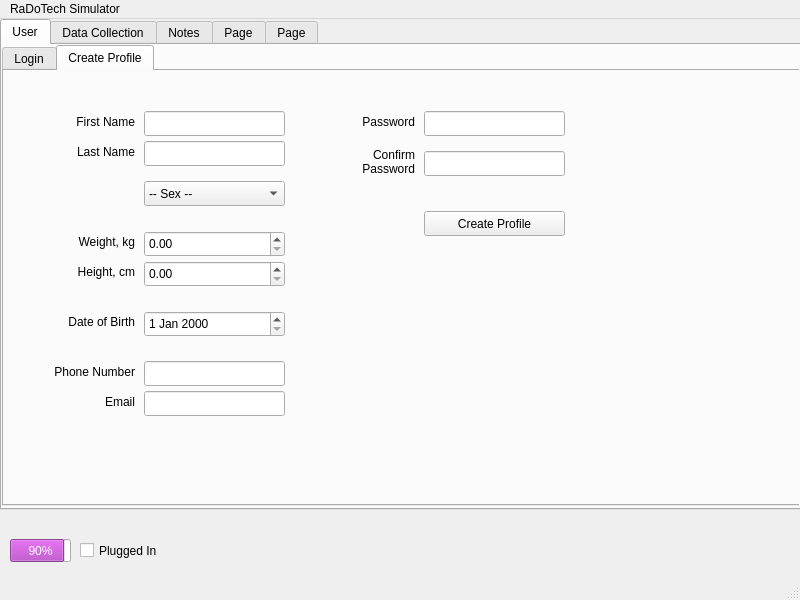
Above: mainwindow.ui from Matt-desousa/COMP3004-FinalProject before the change. Below: the same form after it.
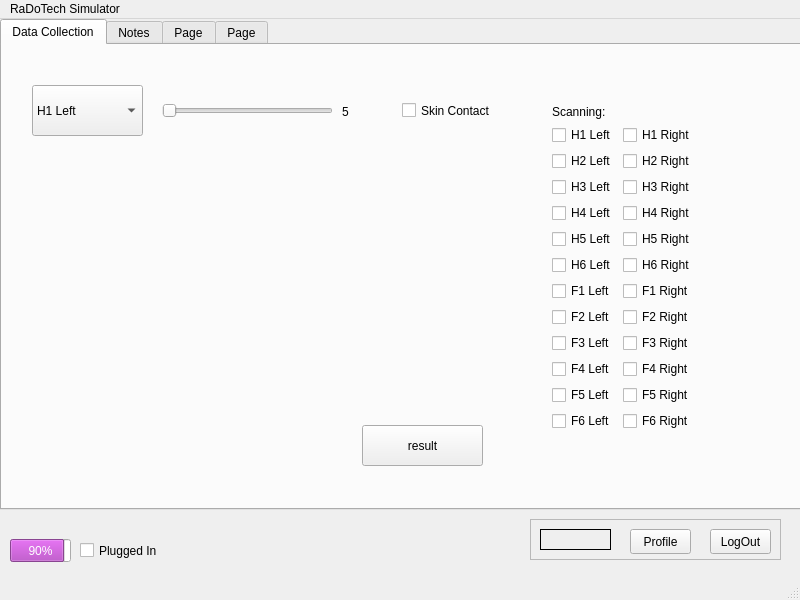
That is the form after the change. The open tabs and pages were chosen to show the change.

Commit message: Added most of the login and profile creation process.

```diff
--- a/mainwindow.ui
+++ b/mainwindow.ui
@@ -101,390 +101,6 @@
     <property name="currentIndex">
      <number>4</number>
     </property>
-    <widget class="QWidget" name="tabUser">
-     <attribute name="title">
-      <string>User</string>
-     </attribute>
-     <widget class="QTabWidget" name="tabWidget_2">
-      <property name="geometry">
-       <rect>
-        <x>0</x>
-        <y>0</y>
-        <width>801</width>
-        <height>461</height>
-       </rect>
-      </property>
-      <property name="currentIndex">
-       <number>1</number>
-      </property>
-      <widget class="QWidget" name="tab">
-       <attribute name="title">
-        <string>Login</string>
-       </attribute>
-       <widget class="QComboBox" name="cmbProfile">
-        <property name="geometry">
-         <rect>
-          <x>300</x>
-          <y>100</y>
-          <width>161</width>
-          <height>61</height>
-         </rect>
-        </property>
-       </widget>
-       <widget class="QLineEdit" name="txtLoginPass">
-        <property name="geometry">
-         <rect>
-          <x>300</x>
-          <y>190</y>
-          <width>161</width>
-          <height>25</height>
-         </rect>
-        </property>
-        <property name="text">
-         <string/>
-        </property>
-       </widget>
-       <widget class="QLabel" name="label_24">
-        <property name="geometry">
-         <rect>
-          <x>201</x>
-          <y>190</y>
-          <width>71</width>
-          <height>20</height>
-         </rect>
-        </property>
-        <property name="text">
-         <string>Password</string>
-        </property>
-        <property name="alignment">
-         <set>Qt::AlignRight|Qt::AlignTrailing|Qt::AlignVCenter</set>
-        </property>
-       </widget>
-      </widget>
-      <widget class="QWidget" name="tab_4">
-       <attribute name="title">
-        <string>Create Profile</string>
-       </attribute>
-       <widget class="QLineEdit" name="txtFName">
-        <property name="geometry">
-         <rect>
-          <x>140</x>
-          <y>40</y>
-          <width>141</width>
-          <height>25</height>
-         </rect>
-        </property>
-       </widget>
-       <widget class="QLabel" name="label_15">
-        <property name="geometry">
-         <rect>
-          <x>40</x>
-          <y>40</y>
-          <width>91</width>
-          <height>21</height>
-         </rect>
-        </property>
-        <property name="layoutDirection">
-         <enum>Qt::RightToLeft</enum>
-        </property>
-        <property name="text">
-         <string>First Name</string>
-        </property>
-        <property name="alignment">
-         <set>Qt::AlignRight|Qt::AlignTrailing|Qt::AlignVCenter</set>
-        </property>
-       </widget>
-       <widget class="QLabel" name="label_16">
-        <property name="geometry">
-         <rect>
-          <x>40</x>
-          <y>70</y>
-          <width>91</width>
-          <height>21</height>
-         </rect>
-        </property>
-        <property name="layoutDirection">
-         <enum>Qt::RightToLeft</enum>
-        </property>
-        <property name="text">
-         <string>Last Name</string>
-        </property>
-        <property name="alignment">
-         <set>Qt::AlignRight|Qt::AlignTrailing|Qt::AlignVCenter</set>
-        </property>
-       </widget>
-       <widget class="QLineEdit" name="txtLName">
-        <property name="geometry">
-         <rect>
-          <x>140</x>
-          <y>70</y>
-          <width>141</width>
-          <height>25</height>
-         </rect>
-        </property>
-       </widget>
-       <widget class="QLabel" name="label_17">
-        <property name="geometry">
-         <rect>
-          <x>40</x>
-          <y>160</y>
-          <width>91</width>
-          <height>21</height>
-         </rect>
-        </property>
-        <property name="layoutDirection">
-         <enum>Qt::RightToLeft</enum>
-        </property>
-        <property name="text">
-         <string>Weight, kg</string>
-        </property>
-        <property name="alignment">
-         <set>Qt::AlignRight|Qt::AlignTrailing|Qt::AlignVCenter</set>
-        </property>
-       </widget>
-       <widget class="QComboBox" name="cmbSex">
-        <property name="geometry">
-         <rect>
-          <x>140</x>
-          <y>110</y>
-          <width>141</width>
-          <height>25</height>
-         </rect>
-        </property>
-        <property name="layoutDirection">
-         <enum>Qt::LeftToRight</enum>
-        </property>
-        <property name="autoFillBackground">
-         <bool>false</bool>
-        </property>
-        <property name="currentIndex">
-         <number>3</number>
-        </property>
-        <property name="minimumContentsLength">
-         <number>0</number>
-        </property>
-        <item>
-         <property name="text">
-          <string>Female</string>
-         </property>
-        </item>
-        <item>
-         <property name="text">
-          <string>Male</string>
-         </property>
-        </item>
-        <item>
-         <property name="text">
-          <string>Prefer Not to Say</string>
-         </property>
-        </item>
-        <item>
-         <property name="text">
-          <string>-- Sex --</string>
-         </property>
-        </item>
-       </widget>
-       <widget class="QDoubleSpinBox" name="dsbWeight">
-        <property name="geometry">
-         <rect>
-          <x>140</x>
-          <y>160</y>
-          <width>141</width>
-          <height>26</height>
-         </rect>
-        </property>
-       </widget>
-       <widget class="QLabel" name="label_18">
-        <property name="geometry">
-         <rect>
-          <x>40</x>
-          <y>190</y>
-          <width>91</width>
-          <height>21</height>
-         </rect>
-        </property>
-        <property name="layoutDirection">
-         <enum>Qt::RightToLeft</enum>
-        </property>
-        <property name="text">
-         <string>Height, cm</string>
-        </property>
-        <property name="alignment">
-         <set>Qt::AlignRight|Qt::AlignTrailing|Qt::AlignVCenter</set>
-        </property>
-       </widget>
-       <widget class="QDoubleSpinBox" name="dsbHeight">
-        <property name="geometry">
-         <rect>
-          <x>140</x>
-          <y>190</y>
-          <width>141</width>
-          <height>26</height>
-         </rect>
-        </property>
-       </widget>
-       <widget class="QDateEdit" name="datDOB">
-        <property name="geometry">
-         <rect>
-          <x>140</x>
-          <y>240</y>
-          <width>141</width>
-          <height>26</height>
-         </rect>
-        </property>
-       </widget>
-       <widget class="QLabel" name="label_19">
-        <property name="geometry">
-         <rect>
-          <x>40</x>
-          <y>240</y>
-          <width>91</width>
-          <height>21</height>
-         </rect>
-        </property>
-        <property name="layoutDirection">
-         <enum>Qt::RightToLeft</enum>
-        </property>
-        <property name="text">
-         <string>Date of Birth</string>
-        </property>
-        <property name="alignment">
-         <set>Qt::AlignRight|Qt::AlignTrailing|Qt::AlignVCenter</set>
-        </property>
-       </widget>
-       <widget class="QLabel" name="label_20">
-        <property name="geometry">
-         <rect>
-          <x>20</x>
-          <y>290</y>
-          <width>111</width>
-          <height>21</height>
-         </rect>
-        </property>
-        <property name="layoutDirection">
-         <enum>Qt::RightToLeft</enum>
-        </property>
-        <property name="text">
-         <string>Phone Number</string>
-        </property>
-        <property name="alignment">
-         <set>Qt::AlignRight|Qt::AlignTrailing|Qt::AlignVCenter</set>
-        </property>
-       </widget>
-       <widget class="QLineEdit" name="txtPhoneNum">
-        <property name="geometry">
-         <rect>
-          <x>140</x>
-          <y>290</y>
-          <width>141</width>
-          <height>25</height>
-         </rect>
-        </property>
-       </widget>
-       <widget class="QLineEdit" name="txtEmail">
-        <property name="geometry">
-         <rect>
-          <x>140</x>
-          <y>320</y>
-          <width>141</width>
-          <height>25</height>
-         </rect>
-        </property>
-       </widget>
-       <widget class="QLabel" name="label_21">
-        <property name="geometry">
-         <rect>
-          <x>40</x>
-          <y>320</y>
-          <width>91</width>
-          <height>21</height>
-         </rect>
-        </property>
-        <property name="layoutDirection">
-         <enum>Qt::RightToLeft</enum>
-        </property>
-        <property name="text">
-         <string>Email</string>
-        </property>
-        <property name="alignment">
-         <set>Qt::AlignRight|Qt::AlignTrailing|Qt::AlignVCenter</set>
-        </property>
-       </widget>
-       <widget class="QLineEdit" name="txtConPass">
-        <property name="geometry">
-         <rect>
-          <x>420</x>
-          <y>80</y>
-          <width>141</width>
-          <height>25</height>
-         </rect>
-        </property>
-       </widget>
-       <widget class="QLineEdit" name="txtPass">
-        <property name="geometry">
-         <rect>
-          <x>420</x>
-          <y>40</y>
-          <width>141</width>
-          <height>25</height>
-         </rect>
-        </property>
-       </widget>
-       <widget class="QLabel" name="label_22">
-        <property name="geometry">
-         <rect>
-          <x>320</x>
-          <y>40</y>
-          <width>91</width>
-          <height>21</height>
-         </rect>
-        </property>
-        <property name="layoutDirection">
-         <enum>Qt::RightToLeft</enum>
-        </property>
-        <property name="text">
-         <string>Password</string>
-        </property>
-        <property name="alignment">
-         <set>Qt::AlignRight|Qt::AlignTrailing|Qt::AlignVCenter</set>
-        </property>
-       </widget>
-       <widget class="QLabel" name="label_23">
-        <property name="geometry">
-         <rect>
-          <x>310</x>
-          <y>70</y>
-          <width>101</width>
-          <height>41</height>
-         </rect>
-        </property>
-        <property name="layoutDirection">
-         <enum>Qt::RightToLeft</enum>
-        </property>
-        <property name="text">
-         <string>Confirm 
-Password</string>
-        </property>
-        <property name="alignment">
-         <set>Qt::AlignRight|Qt::AlignTrailing|Qt::AlignVCenter</set>
-        </property>
-       </widget>
-       <widget class="QPushButton" name="btnCreateProfile">
-        <property name="geometry">
-         <rect>
-          <x>420</x>
-          <y>140</y>
-          <width>141</width>
-          <height>25</height>
-         </rect>
-        </property>
-        <property name="text">
-         <string>Create Profile</string>
-        </property>
-       </widget>
-      </widget>
-     </widget>
-    </widget>
     <widget class="QWidget" name="tab_2">
      <attribute name="title">
       <string>Data Collection</string>
@@ -1769,6 +1385,73 @@
      </widget>
     </widget>
    </widget>
+   <widget class="QFrame" name="frame">
+    <property name="geometry">
+     <rect>
+      <x>530</x>
+      <y>500</y>
+      <width>251</width>
+      <height>41</height>
+     </rect>
+    </property>
+    <property name="frameShape">
+     <enum>QFrame::StyledPanel</enum>
+    </property>
+    <property name="frameShadow">
+     <enum>QFrame::Raised</enum>
+    </property>
+    <widget class="QLabel" name="lblCurrentUser">
+     <property name="geometry">
+      <rect>
+       <x>10</x>
+       <y>10</y>
+       <width>71</width>
+       <height>21</height>
+      </rect>
+     </property>
+     <property name="autoFillBackground">
+      <bool>false</bool>
+     </property>
+     <property name="styleSheet">
+      <string notr="true">border-style: solid;border-width: 1px;border-color:rgb(0, 0, 0)</string>
+     </property>
+     <property name="frameShadow">
+      <enum>QFrame::Plain</enum>
+     </property>
+     <property name="text">
+      <string/>
+     </property>
+     <property name="indent">
+      <number>-1</number>
+     </property>
+    </widget>
+    <widget class="QPushButton" name="btnLogOut">
+     <property name="geometry">
+      <rect>
+       <x>180</x>
+       <y>10</y>
+       <width>61</width>
+       <height>25</height>
+      </rect>
+     </property>
+     <property name="text">
+      <string>LogOut</string>
+     </property>
+    </widget>
+    <widget class="QPushButton" name="btnProfile">
+     <property name="geometry">
+      <rect>
+       <x>100</x>
+       <y>10</y>
+       <width>61</width>
+       <height>25</height>
+      </rect>
+     </property>
+     <property name="text">
+      <string>Profile</string>
+     </property>
+    </widget>
+   </widget>
   </widget>
   <widget class="QMenuBar" name="menubar">
    <property name="geometry">
```
Left out of the diff: 2 changed lines with no effect on the pictures. The commit also changes 14 other files.
